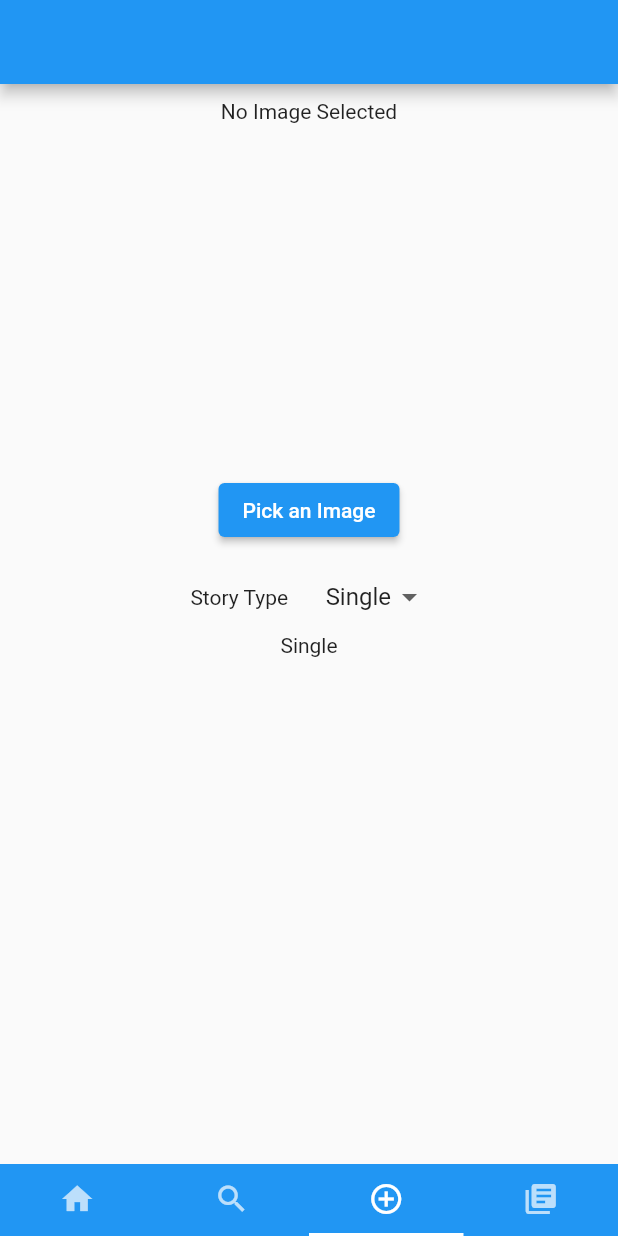
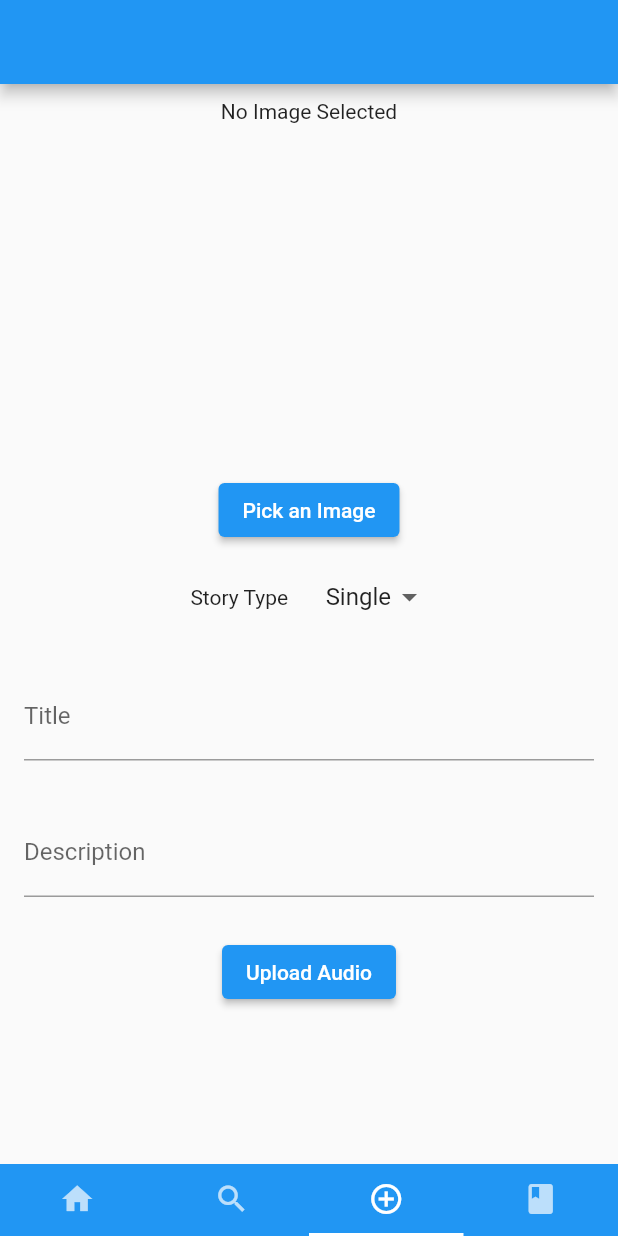
Before and after one commit to StorytellingApp/Audioasis, a Flutter app: the screen it shows once a user with an empty profile is signed in, item 3 of the bottom bar chosen, on a phone screen of 412 x 824 dp. Run offline on Flutter 3.47's test engine with Material 2 defaults, Android fonts, the phone set to English and light mode, and no system bars; our stand-ins replace audioplayers, cloud_firestore, email_validator, file_picker, firebase_auth, firebase_core and 1 more; accounts and stored records are empty.

Commit message:
Changed Upload Page

```diff
--- a/lib/home_page.dart
+++ b/lib/home_page.dart
@@ -22,8 +22,6 @@ class HomePage extends StatefulWidget {
 class _HomePageState extends State<HomePage> {
   final user = FirebaseAuth.instance.currentUser!;
 
-
-
   @override
   Widget build(BuildContext context) {
     return DefaultTabController(
@@ -37,10 +35,18 @@ class _HomePageState extends State<HomePage> {
           color: Theme.of(context).colorScheme.primary,
           child: const TabBar(
             tabs: <Widget>[
-              Tab(icon: Icon(Icons.home),),
-              Tab(icon: Icon(Icons.search),),
-              Tab(icon: Icon(Icons.add_circle_outline),),
-              Tab(icon: Icon(Icons.library_books),),
+              Tab(
+                icon: Icon(Icons.home),
+              ),
+              Tab(
+                icon: Icon(Icons.search),
+              ),
+              Tab(
+                icon: Icon(Icons.add_circle_outline),
+              ),
+              Tab(
+                icon: Icon(Icons.book),
+              ),
             ],
           ),
         ),
--- a/lib/upload_pages.dart
+++ b/lib/upload_pages.dart
@@ -13,11 +13,9 @@ import 'dart:io';
 //https://pub.dev/packages/file_picker
 //https://github.com/miguelpruivo/flutter_file_picker/wiki/API#filters
 
-enum UploadType {single, chapter}
-const List<String> uploadDropOptions = ['Single','Series'];
+enum UploadType { single, chapter }
 
-
-
+const List<String> uploadDropOptions = ['Single', 'Series'];
 
 class UploadTabPage extends StatefulWidget {
   const UploadTabPage({Key? key}) : super(key: key);
@@ -28,10 +26,21 @@ class UploadTabPage extends StatefulWidget {
 
 class _UploadTabPageState extends State<UploadTabPage> {
   PlatformFile? pickedImage;
+  PlatformFile? pickedAudio;
   UploadTask? imageUploadTask;
   UploadType? _uploadType = UploadType.single;
   String _stringUpload = uploadDropOptions.first;
 
+  final singleFormKey = GlobalKey<FormState>();
+  final titleController = TextEditingController();
+  final descriptionController = TextEditingController();
+
+  @override
+  void dispose() {
+    titleController.dispose();
+    descriptionController.dispose();
+    super.dispose();
+  }
 
   Future pickImage() async {
     final userImage = await FilePicker.platform.pickFiles(type: FileType.image);
@@ -42,11 +51,63 @@ class _UploadTabPageState extends State<UploadTabPage> {
     });
   }
 
+  Future pickAudio() async {
+    final userAudio = await FilePicker.platform
+        .pickFiles(type: FileType.custom, allowedExtensions: ['mp3', 'wav']);
+    if (userAudio == null) return;
+
+    setState(() {
+      pickedAudio = userAudio.files.first;
+    });
+  }
+
   Widget singleStory() {
-    return Column(
+    return Form(
+      key: singleFormKey,
+      child: Column(
+        mainAxisAlignment: MainAxisAlignment.center,
         children: [
-        const Text('Single'),
+          Container(
+            padding: const EdgeInsets.all(16),
+            child: TextFormField(
+              controller: titleController,
+              textInputAction: TextInputAction.next,
+              decoration: const InputDecoration(labelText: 'Title'),
+              autovalidateMode: AutovalidateMode.onUserInteraction,
+              validator: (value) =>
+                  value != null && value.isEmpty ? 'Enter a Name' : null,
+            ),
+          ),
+          Container(
+            padding: const EdgeInsets.all(16),
+            child: TextFormField(
+              controller: descriptionController,
+              textInputAction: TextInputAction.next,
+              decoration: const InputDecoration(labelText: 'Description'),
+              autovalidateMode: AutovalidateMode.onUserInteraction,
+              validator: (value) =>
+                  value != null && value.isEmpty ? 'Enter a Description' : null,
+            ),
+          ),
+          const SizedBox(
+            height: 10,
+          ),
+          if (pickedAudio != null)
+            Column(
+              mainAxisAlignment: MainAxisAlignment.center,
+              children: [
+                Text('Audio Chosen'),
+                SizedBox(
+                  height: 10,
+                ),
               ],
+            ),
+          ElevatedButton(
+            onPressed: pickAudio,
+            child: const Text('Upload Audio'),
+          ),
+        ],
+      ),
     );
   }
 
@@ -61,24 +122,40 @@ class _UploadTabPageState extends State<UploadTabPage> {
   @override
   Widget build(BuildContext context) {
     return Scaffold(
-      appBar: AppBar(
-      ),
+      appBar: AppBar(),
       body: SingleChildScrollView(
         child: Center(
           child: Column(
             children: [
               //TODO: add form validation
-              const SizedBox(height: 10,),
-              (pickedImage == null) ? const SizedBox(height: 250,child: Text('No Image Selected'),) : Image.file(File(pickedImage!.path!),fit: BoxFit.fitWidth,height: 250,),
-              ElevatedButton(onPressed: pickImage, //TODO: Fix image sizing and whatnot
-                child: (pickedImage == null) ? const Text('Pick an Image') : const Text('Choose Another Image')
+              const SizedBox(
+                height: 10,
               ),
-              const SizedBox(height: 10,),
+              (pickedImage == null)
+                  ? const SizedBox(
+                      height: 250,
+                      child: Text('No Image Selected'),
+                    )
+                  : Image.file(
+                      File(pickedImage!.path!),
+                      fit: BoxFit.fitWidth,
+                      height: 250,
+                    ),
+              ElevatedButton(
+                  onPressed: pickImage, //TODO: Fix image sizing and whatnot
+                  child: (pickedImage == null)
+                      ? const Text('Pick an Image')
+                      : const Text('Choose Another Image')),
+              const SizedBox(
+                height: 10,
+              ),
               Row(
                 mainAxisAlignment: MainAxisAlignment.center,
                 children: [
                   const Text('Story Type'),
-                  SizedBox(width: 25,),
+                  SizedBox(
+                    width: 25,
+                  ),
                   DropdownButton<String>(
                     value: _stringUpload,
                     elevation: 16,
@@ -90,7 +167,8 @@ class _UploadTabPageState extends State<UploadTabPage> {
                         _stringUpload = value!;
                       });
                     },
-                    items: uploadDropOptions.map<DropdownMenuItem<String>>((String value) {
+                    items: uploadDropOptions
+                        .map<DropdownMenuItem<String>>((String value) {
                       return DropdownMenuItem<String>(
                         value: value,
                         child: Text(value),
@@ -98,6 +176,9 @@ class _UploadTabPageState extends State<UploadTabPage> {
                     }).toList(),
                   ),
                 ],
+              ),
+              const SizedBox(
+                height: 10,
               ),
               (_stringUpload == 'Single') ? singleStory() : chapterStory(),
             ],
@@ -108,18 +189,7 @@ class _UploadTabPageState extends State<UploadTabPage> {
   }
 }
 
-
-
-
-
-
-
-
-
-
-
-
-
+/*
 class UploadAudio extends StatefulWidget {
   const UploadAudio({Key? key}) : super(key: key);
 
@@ -144,7 +214,7 @@ class _UploadAudioState extends State<UploadAudio> {
     //TODO: add auto route or something after upload?
   }
 
-  Future selectFile() async{
+  Future selectFile() async {
     final result = await FilePicker.platform.pickFiles(type: FileType.audio);
     if (result == null) return;
 
@@ -152,7 +222,6 @@ class _UploadAudioState extends State<UploadAudio> {
       pickedFile = result.files.first;
     });
   }
-
 
   @override
   Widget build(BuildContext context) {
@@ -164,22 +233,29 @@ class _UploadAudioState extends State<UploadAudio> {
           child: Center(
         child: Column(
           children: [
-              const SizedBox(height: 10,),
+            const SizedBox(
+              height: 10,
+            ),
             if (pickedFile != null) Text(pickedFile!.name),
-              const SizedBox(height: 25,),
+            const SizedBox(
+              height: 25,
+            ),
             TextButton(
               onPressed: selectFile,
               child: const Text('Select File'),
             ),
-              const SizedBox(height: 25,),
+            const SizedBox(
+              height: 25,
+            ),
             TextButton(
               onPressed: uploadFile,
               child: const Text('Upload File'),
             ),
           ],
         ),
-        )
-      ),
+      )),
     );
   }
 }
+
+*/
```
Also changed, not shown: lib/signup_widget.dart (+24 -32 lines). Lines whose indentation alone changed are shown as unchanged.
